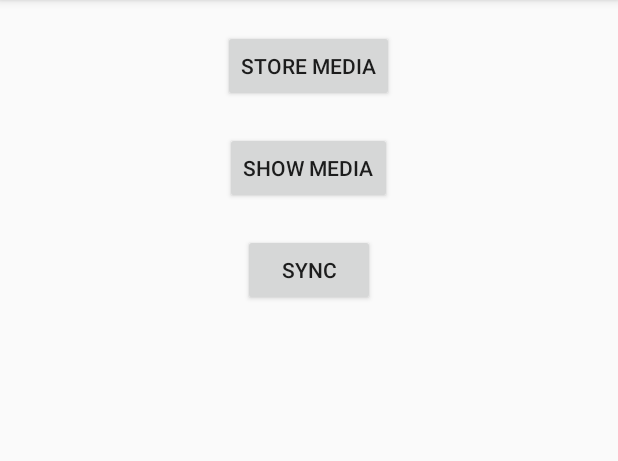
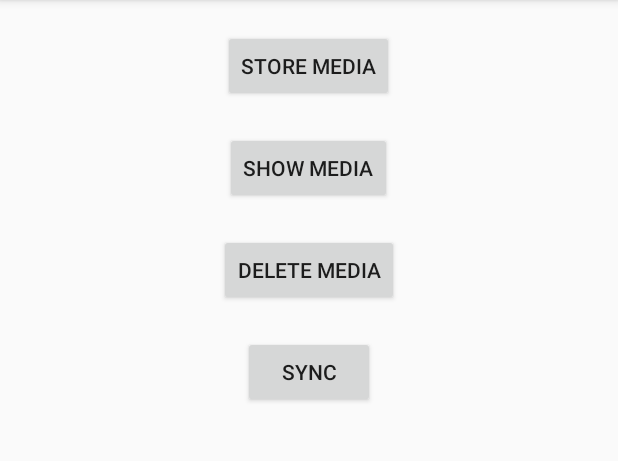
Before and after one commit to aalshabaan/EE-490g-proj, an Android app: the MainVideo screen opened directly, with no data from a screen before it, on a phone screen of 412 x 824 dp, the part 84-545 px from its top. Run offline under Robolectric (Android 15) with nearby library versions, the phone set to English and light mode, and no system bars; our stand-ins replace Firebase (no records; nobody signed in at launch, a user with empty details on screens opened directly).

Commit message:
Added delete media button

```diff
--- a/mobile/src/main/res/layout/activity_main_video.xml
+++ b/mobile/src/main/res/layout/activity_main_video.xml
@@ -30,6 +30,16 @@
         />
 
     <Button
+        android:layout_width="wrap_content"
+        android:layout_height="wrap_content"
+        android:text="Delete Media"
+        android:layout_gravity="center"
+        android:onClick="deleteCloud"
+        android:layout_marginTop="20dp"
+        android:id="@+id/ButtonDeleteMedia"
+        />
+
+    <Button
         android:id="@+id/testing"
         android:layout_width="wrap_content"
         android:layout_height="wrap_content"
```
